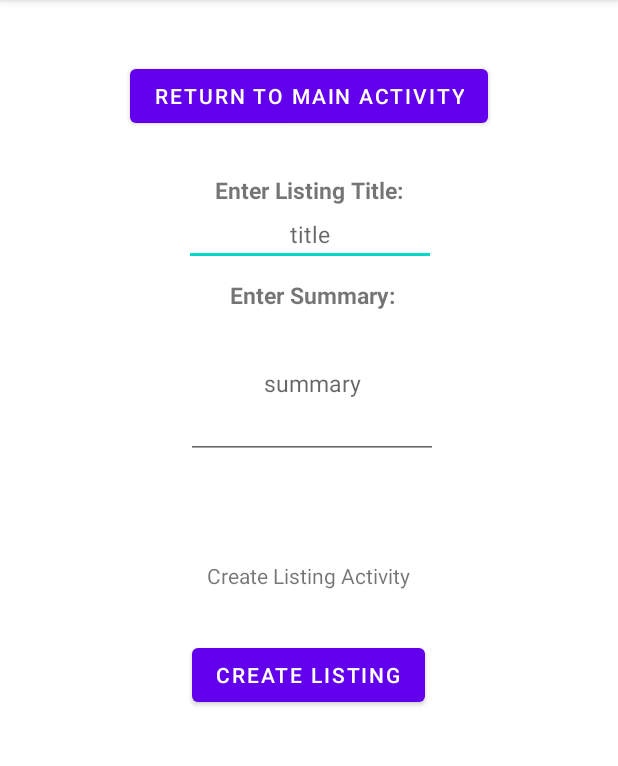
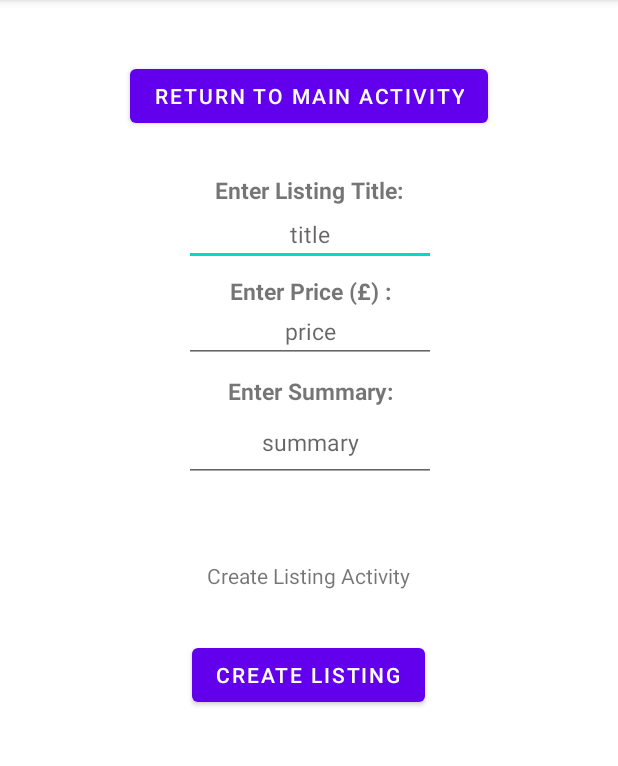
Before and after one commit to SyamMarcus/Android-Mobile-Development-Module, an Android app: the CreateListingActivity screen opened directly, with no data from a screen before it, after a tap on "CREATE LISTING", on a phone screen of 412 x 824 dp, the part 84-850 px from its top. Run offline under Robolectric (Android 15) with nearby library versions, the phone set to English and light mode, and no system bars.

Commit message:
version 0.1.9
Feat:
- Added price column in listings table
- Added method to input price as a string (will need to change later)
- Added feature for the createListing function to remove text if the validation is successful

```diff
--- a/app/src/main/java/com/example/geartrader/CreateListingActivity.java
+++ b/app/src/main/java/com/example/geartrader/CreateListingActivity.java
@@ -12,7 +12,7 @@ import android.widget.Toast;
 
 public class CreateListingActivity extends AppCompatActivity {
     // Create variables
-    EditText Title, Summary;
+    EditText Title, Summary, Price;
     private Button openMainButton;
     private Button createListing;
     private static final String TAG = "3";
@@ -25,6 +25,7 @@ public class CreateListingActivity extends AppCompatActivity {
         // Set variables
         Title = (EditText) findViewById(R.id.titleEditTextView);
         Summary = (EditText) findViewById(R.id.summaryEditTextView);
+        Price = (EditText) findViewById(R.id.priceEditTextView);
 
         // Create new button object for the openMain function
         openMainButton = (Button) findViewById(R.id.openMainButton);
@@ -44,6 +45,9 @@ public class CreateListingActivity extends AppCompatActivity {
                 DbHelper dbHelper = new DbHelper( CreateListingActivity.this);
                 if (validateCreateListing()) {
                     dbHelper.createListing(CreateListingActivity.this);
+                    Title.setText("");
+                    Summary.setText("");
+                    Price.setText("");
                 }
             }
         });
@@ -58,6 +62,7 @@ public class CreateListingActivity extends AppCompatActivity {
     // Getter functions for createListing
     public String getListingTitle() { return Title.getText().toString(); }
     public String getSummary() { return Summary.getText().toString(); }
+    public String getPrice() { return Price.getText().toString(); }
 
     // Validate the strings for the createListing function
     private boolean validateCreateListing() {
--- a/app/src/main/java/com/example/geartrader/DbHelper.java
+++ b/app/src/main/java/com/example/geartrader/DbHelper.java
@@ -24,13 +24,13 @@ public class DbHelper extends SQLiteOpenHelper {
     // Strings for listings Table
     private static final String LISTINGS_TABLE = "listings";
     private static final String TITLE = "TITLE";
-    private static final String ALL_TEXT = "ALL_TEXT";
+    private static final String PRICE = "PRICE";
     private static final String SUMMARY = "SUMMARY";
     private static final String DATE_CREATED = "DATE_CREATED";
     private static final String IMAGE_URL = "IMAGE_URL";
     private static final String ACTIVE = "ACTIVE";
     private static final String AUTHOR_ID = "AUTHOR_ID";
-    private static final String CREATE_LISTINGS_TABLE = "CREATE TABLE "+LISTINGS_TABLE+ " " + "("+ID+" INTEGER PRIMARY KEY AUTOINCREMENT NOT NULL, "+TITLE+" VARCHAR(255) NOT NULL, "+SUMMARY+" VARCHAR(225) NOT NULL,"+DATE_CREATED+" DATETIME DEFAULT CURRENT_TIMESTAMP, "+IMAGE_URL+" VARCHAR(2048) , "+ACTIVE+" BOOL, "+AUTHOR_ID+" INT);";
+    private static final String CREATE_LISTINGS_TABLE = "CREATE TABLE "+LISTINGS_TABLE+ " " + "("+ID+" INTEGER PRIMARY KEY AUTOINCREMENT NOT NULL, "+TITLE+" VARCHAR(255) NOT NULL, "+PRICE+" INT(32) NOT NULL, "+SUMMARY+" VARCHAR(225) NOT NULL,"+DATE_CREATED+" DATETIME DEFAULT CURRENT_TIMESTAMP, "+IMAGE_URL+" VARCHAR(2048) , "+ACTIVE+" BOOL, "+AUTHOR_ID+" INT);";
 
     private static final String DROP_TABLE ="DROP TABLE IF EXISTS "+ USERS_TABLE;
     private static final String TAG = "db";
@@ -88,6 +88,7 @@ public class DbHelper extends SQLiteOpenHelper {
         // Get query data from CreateListingActivity
         cv.put(TITLE, createListingActivity.getListingTitle());
         cv.put(SUMMARY, createListingActivity.getSummary());
+        cv.put(PRICE, createListingActivity.getPrice());
 
         try {
             db.insert(LISTINGS_TABLE, null, cv);
--- a/app/src/main/res/layout/activity_create_listing.xml
+++ b/app/src/main/res/layout/activity_create_listing.xml
@@ -47,14 +47,30 @@
         android:layout_alignParentTop="true"
         android:layout_alignParentEnd="true"
         android:layout_alignParentRight="true"
-        android:layout_centerHorizontal="true"
-        android:layout_marginTop="186dp"
-        android:layout_marginEnd="120dp"
-        android:layout_marginRight="120dp"
+        android:layout_centerInParent="true"
+        android:layout_marginTop="250dp"
+        android:layout_marginEnd="121dp"
+        android:layout_marginRight="121dp"
         android:gravity="center"
-        android:textStyle="bold"
+        android:text="Enter Summary:"
         android:textSize="15sp"
-        android:text="Enter Summary:" />
+        android:textStyle="bold" />
+
+    <TextView
+        android:id="@+id/priceTextView"
+        android:layout_width="168dp"
+        android:layout_height="wrap_content"
+        android:layout_alignParentTop="true"
+        android:layout_alignParentEnd="true"
+        android:layout_alignParentRight="true"
+        android:layout_centerInParent="true"
+        android:layout_marginTop="183dp"
+        android:layout_marginEnd="121dp"
+        android:layout_marginRight="121dp"
+        android:gravity="center"
+        android:text="Enter Price (£) :"
+        android:textSize="15sp"
+        android:textStyle="bold" />
 
     <EditText
         android:id="@+id/titleEditTextView"
@@ -74,16 +90,33 @@
         android:textSize="15sp" />
 
     <EditText
-        android:id="@+id/summaryEditTextView"
+        android:id="@+id/priceEditTextView"
         android:layout_width="168dp"
-        android:layout_height="100dp"
+        android:layout_height="40dp"
         android:layout_alignParentTop="true"
         android:layout_alignParentEnd="true"
         android:layout_alignParentRight="true"
         android:layout_centerHorizontal="true"
-        android:layout_marginTop="206dp"
-        android:layout_marginEnd="120dp"
-        android:layout_marginRight="120dp"
+        android:layout_marginTop="202dp"
+        android:layout_marginEnd="121dp"
+        android:layout_marginRight="121dp"
+        android:ems="10"
+        android:gravity="center"
+        android:hint="price"
+        android:inputType="textPersonName"
+        android:textSize="15sp" />
+
+    <EditText
+        android:id="@+id/summaryEditTextView"
+        android:layout_width="168dp"
+        android:layout_height="52dp"
+        android:layout_alignParentTop="true"
+        android:layout_alignParentEnd="true"
+        android:layout_alignParentRight="true"
+        android:layout_centerHorizontal="true"
+        android:layout_marginTop="269dp"
+        android:layout_marginEnd="121dp"
+        android:layout_marginRight="121dp"
         android:ems="8"
         android:gravity="center"
         android:hint="summary"
```
